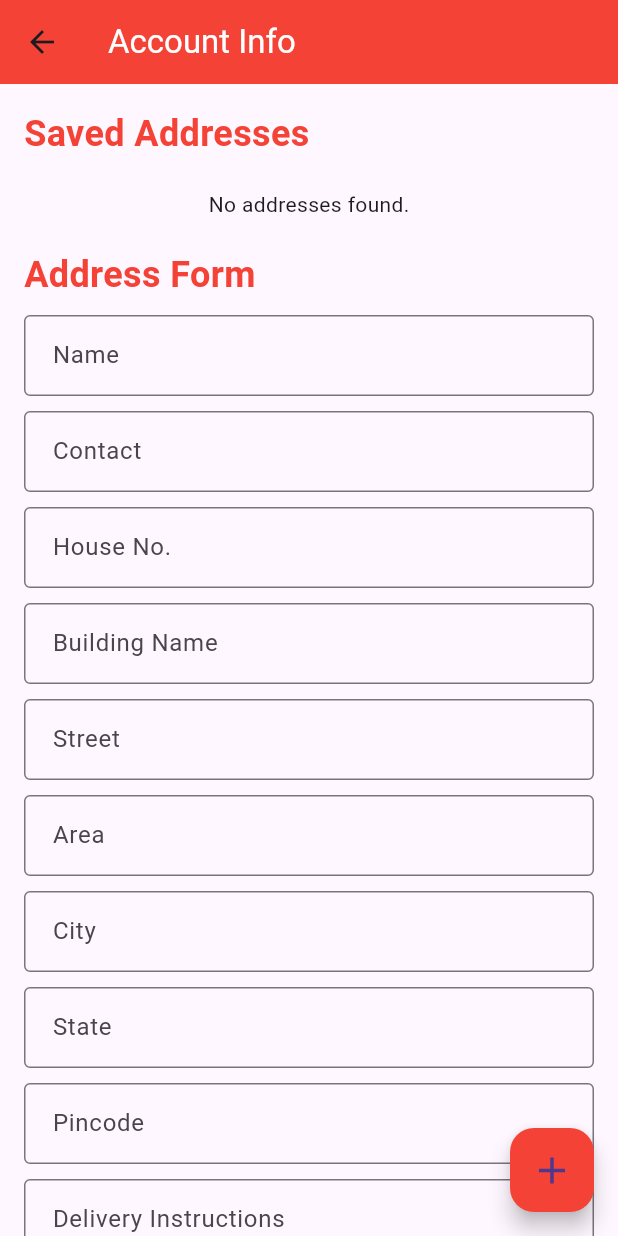
After one commit to pawanchahal95/flutterapp, a Flutter app: the AccountInfoPage screen opened directly, after a tap on the "add" icon, on a phone screen of 412 x 824 dp. The commit adds this screen. Run offline on Flutter 3.47's test engine with Material 3 defaults, Android fonts, the phone set to English and light mode, and no system bars; our stand-ins replace another_carousel_pro, cloud_firestore, firebase_auth, firebase_core, fluttertoast, shared_preferences; accounts and stored records are empty.

Commit message:
second commit

```diff
--- a/lib/componets/similarprod.dart
+++ b/lib/componets/similarprod.dart
@@ -88,7 +88,7 @@ class SimilarProducts extends StatelessWidget {
                             ),
                           ),
                           Text(name, overflow: TextOverflow.ellipsis),
-                          Text('\£${price.toStringAsFixed(2)}'),
+                          Text('\₹${price.toStringAsFixed(2)}'),
                         ],
                       ),
                     ),
--- a/lib/main.dart
+++ b/lib/main.dart
@@ -12,6 +12,7 @@ class MyApp extends StatelessWidget {
   @override
   Widget build(BuildContext context) {
     return MaterialApp(
+      debugShowCheckedModeBanner: false,
       title: 'Flutter Demo',
       theme: ThemeData(
         primarySwatch: Colors.blue,
--- /dev/null
+++ b/lib/pages/account.dart
@@ -0,0 +1,386 @@
+import 'package:flutter/material.dart';
+import 'package:cloud_firestore/cloud_firestore.dart';
+import 'package:firebase_auth/firebase_auth.dart';
+
+class AccountInfoPage extends StatefulWidget {
+  const AccountInfoPage({Key? key}) : super(key: key);
+
+  @override
+  _AccountInfoPageState createState() => _AccountInfoPageState();
+}
+
+class _AccountInfoPageState extends State<AccountInfoPage> {
+  final FirebaseFirestore _firestore = FirebaseFirestore.instance;
+  late Future<List<AddressItem>> _addressItemsFuture;
+  String? _selectedAddressId;
+
+  // Controllers for form fields
+  final _nameController = TextEditingController();
+  final _contactController = TextEditingController();
+  final _houseNoController = TextEditingController();
+  final _buildingNameController = TextEditingController();
+  final _streetController = TextEditingController();
+  final _areaController = TextEditingController();
+  final _cityController = TextEditingController();
+  final _stateController = TextEditingController();
+  final _pincodeController = TextEditingController();
+  final _deliveryInstructionController = TextEditingController();
+  final _customTimeController = TextEditingController();
+  String _selectedAddressType = 'Home';
+
+  bool _isFormVisible = false; // Controls the visibility of the form
+
+  @override
+  void initState() {
+    super.initState();
+    _addressItemsFuture = _fetchAddressItems();
+  }
+
+  Future<List<AddressItem>> _fetchAddressItems() async {
+    final userId = FirebaseAuth.instance.currentUser?.uid;
+    if (userId == null) return [];
+
+    final addressSnapshot = await _firestore.collection('users').doc(userId).collection('addresses').get();
+    return addressSnapshot.docs.map((doc) => AddressItem.fromFirestore(doc)).toList();
+  }
+
+  void _selectAddress(String? addressId) {
+    setState(() {
+      _selectedAddressId = addressId;
+    });
+
+    final userId = FirebaseAuth.instance.currentUser?.uid;
+    if (userId == null) return;
+
+    _firestore.collection('users').doc(userId).update({
+      'selected_address': addressId,
+    });
+  }
+
+  void _editAddress(AddressItem address) {
+    _nameController.text = address.name;
+    _contactController.text = address.contact;
+    _houseNoController.text = address.houseNo;
+    _buildingNameController.text = address.buildingName;
+    _streetController.text = address.street;
+    _areaController.text = address.area;
+    _cityController.text = address.city;
+    _stateController.text = address.state;
+    _pincodeController.text = address.pincode;
+    _deliveryInstructionController.text = address.deliveryInstruction;
+    _selectedAddressType = address.addressType;
+    _customTimeController.text = address.customTime ?? '';
+
+    setState(() {
+      _selectedAddressId = address.id;
+      _isFormVisible = true; // Show the form when editing an address
+    });
+  }
+
+  void _addOrUpdateAddress() {
+    final name = _nameController.text;
+    final contact = _contactController.text;
+    final houseNo = _houseNoController.text;
+    final buildingName = _buildingNameController.text;
+    final street = _streetController.text;
+    final area = _areaController.text;
+    final city = _cityController.text;
+    final state = _stateController.text;
+    final pincode = _pincodeController.text;
+    final deliveryInstruction = _deliveryInstructionController.text;
+    final addressType = _selectedAddressType;
+    final customTime = _customTimeController.text;
+
+    if (name.isNotEmpty &&
+        contact.isNotEmpty &&
+        houseNo.isNotEmpty &&
+        buildingName.isNotEmpty &&
+        street.isNotEmpty &&
+        area.isNotEmpty &&
+        city.isNotEmpty &&
+        state.isNotEmpty &&
+        pincode.isNotEmpty) {
+      final userId = FirebaseAuth.instance.currentUser?.uid;
+      if (userId == null) return;
+
+      if (_selectedAddressId == null) {
+        _firestore.collection('users').doc(userId).collection('addresses').add({
+          'name': name,
+          'contact': contact,
+          'house_no': houseNo,
+          'building_name': buildingName,
+          'street': street,
+          'area': area,
+          'city': city,
+          'state': state,
+          'pincode': pincode,
+          'delivery_instruction': deliveryInstruction,
+          'address_type': addressType,
+          'custom_time': customTime.isNotEmpty ? customTime : null,
+        }).then((_) {
+          setState(() {
+            _addressItemsFuture = _fetchAddressItems();
+            _isFormVisible = false; // Hide the form after adding/updating
+          });
+        });
+      } else {
+        _firestore.collection('users').doc(userId).collection('addresses').doc(_selectedAddressId).update({
+          'name': name,
+          'contact': contact,
+          'house_no': houseNo,
+          'building_name': buildingName,
+          'street': street,
+          'area': area,
+          'city': city,
+          'state': state,
+          'pincode': pincode,
+          'delivery_instruction': deliveryInstruction,
+          'address_type': addressType,
+          'custom_time': customTime.isNotEmpty ? customTime : null,
+        }).then((_) {
+          setState(() {
+            _addressItemsFuture = _fetchAddressItems();
+            _isFormVisible = false; // Hide the form after updating
+          });
+        });
+      }
+    }
+  }
+
+  void _cancelForm() {
+    // Clear form fields and hide the form
+    _nameController.clear();
+    _contactController.clear();
+    _houseNoController.clear();
+    _buildingNameController.clear();
+    _streetController.clear();
+    _areaController.clear();
+    _cityController.clear();
+    _stateController.clear();
+    _pincodeController.clear();
+    _deliveryInstructionController.clear();
+    _customTimeController.clear();
+    setState(() {
+      _isFormVisible = false; // Hide the form when Cancel is clicked
+    });
+  }
+
+  @override
+  Widget build(BuildContext context) {
+    return Scaffold(
+      appBar: AppBar(
+        title: Text('Account Info', style: TextStyle(color: Colors.white)),
+        backgroundColor: Colors.red,
+      ),
+      body: SingleChildScrollView(
+        child: Padding(
+          padding: const EdgeInsets.all(16.0),
+          child: Column(
+            crossAxisAlignment: CrossAxisAlignment.start,
+            children: [
+              Text('Saved Addresses', style: TextStyle(fontSize: 24, fontWeight: FontWeight.bold, color: Colors.red)),
+              SizedBox(height: 20),
+
+              // Display saved addresses
+              FutureBuilder<List<AddressItem>>(
+                future: _addressItemsFuture,
+                builder: (context, snapshot) {
+                  if (snapshot.connectionState == ConnectionState.waiting) {
+                    return Center(child: CircularProgressIndicator());
+                  } else if (snapshot.hasError) {
+                    return Center(child: Text('Error loading addresses'));
+                  } else if (!snapshot.hasData || snapshot.data!.isEmpty) {
+                    return Center(child: Text('No addresses found.'));
+                  } else {
+                    return Column(
+                      children: snapshot.data!.map((address) {
+                        return Container(
+                          margin: const EdgeInsets.symmetric(vertical: 8.0),
+                          decoration: BoxDecoration(
+                            color: _selectedAddressId == address.id ? Colors.red[50] : Colors.white,
+                            borderRadius: BorderRadius.circular(12),
+                            boxShadow: [
+                              BoxShadow(
+                                color: Colors.grey.withOpacity(0.3),
+                                blurRadius: 5,
+                                offset: Offset(0, 3),
+                              ),
+                            ],
+                          ),
+                          child: ListTile(
+                            title: Text(address.name, style: TextStyle(fontSize: 18, fontWeight: FontWeight.bold)),
+                            subtitle: Text('${address.street}, ${address.city}, ${address.pincode}'),
+                            leading: Radio<String>(
+                              value: address.id,
+                              groupValue: _selectedAddressId,
+                              onChanged: (String? value) {
+                                _selectAddress(value);
+                              },
+                            ),
+                            trailing: IconButton(
+                              icon: Icon(Icons.edit, color: Colors.red),
+                              onPressed: () => _editAddress(address),
+                            ),
+                          ),
+                        );
+                      }).toList(),
+                    );
+                  }
+                },
+              ),
+              SizedBox(height: 20),
+
+              // Show the form only if it's visible
+              if (_isFormVisible) ...[
+                Text('Address Form', style: TextStyle(fontSize: 24, fontWeight: FontWeight.bold, color: Colors.red)),
+                SizedBox(height: 10),
+
+                _buildFormField('Name', _nameController),
+                SizedBox(height: 10),
+                _buildFormField('Contact', _contactController),
+                SizedBox(height: 10),
+                _buildFormField('House No.', _houseNoController),
+                SizedBox(height: 10),
+                _buildFormField('Building Name', _buildingNameController),
+                SizedBox(height: 10),
+                _buildFormField('Street', _streetController),
+                SizedBox(height: 10),
+                _buildFormField('Area', _areaController),
+                SizedBox(height: 10),
+                _buildFormField('City', _cityController),
+                SizedBox(height: 10),
+                _buildFormField('State', _stateController),
+                SizedBox(height: 10),
+                _buildFormField('Pincode', _pincodeController),
+                SizedBox(height: 10),
+                _buildFormField('Delivery Instructions', _deliveryInstructionController),
+                SizedBox(height: 10),
+
+                // Dropdown for address type
+                DropdownButtonFormField<String>(
+                  value: _selectedAddressType,
+                  items: ['Home', 'Office', 'Other'].map((type) {
+                    return DropdownMenuItem<String>(
+                      value: type,
+                      child: Text(type),
+                    );
+                  }).toList(),
+                  onChanged: (value) {
+                    setState(() {
+                      _selectedAddressType = value!;
+                    });
+                  },
+                ),
+                SizedBox(height: 10),
+
+                _buildFormField('Custom Time (Optional)', _customTimeController),
+                SizedBox(height: 20),
+
+                ElevatedButton(
+                  onPressed: _addOrUpdateAddress,
+                  child: Text(_selectedAddressId == null ? 'Add Address' : 'Update Address'),
+                  style: ElevatedButton.styleFrom(
+                    backgroundColor: Colors.red,
+                    padding: EdgeInsets.symmetric(horizontal: 50, vertical: 15),
+                    textStyle: TextStyle(fontSize: 18),
+                  ),
+                ),
+                SizedBox(height: 10),
+
+                // Cancel Button
+                TextButton(
+                  onPressed: _cancelForm,
+                  child: Text('Cancel', style: TextStyle(color: Colors.red)),
+                ),
+              ],
+            ],
+          ),
+        ),
+      ),
+      floatingActionButton: FloatingActionButton(
+        onPressed: () {
+          setState(() {
+            _isFormVisible = true; // Show form when Add button is pressed
+            _selectedAddressId = null; // Reset address selection
+            // Clear form fields
+            _nameController.clear();
+            _contactController.clear();
+            _houseNoController.clear();
+            _buildingNameController.clear();
+            _streetController.clear();
+            _areaController.clear();
+            _cityController.clear();
+            _stateController.clear();
+            _pincodeController.clear();
+            _deliveryInstructionController.clear();
+            _customTimeController.clear();
+            _selectedAddressType = 'Home';
+          });
+        },
+        child: Icon(Icons.add, size: 30),
+        backgroundColor: Colors.red,
+      ),
+    );
+  }
+
+  Widget _buildFormField(String label, TextEditingController controller) {
+    return TextFormField(
+      controller: controller,
+      decoration: InputDecoration(
+        labelText: label,
+        border: OutlineInputBorder(),
+        contentPadding: EdgeInsets.symmetric(horizontal: 15, vertical: 15),
+      ),
+    );
+  }
+}
+
+class AddressItem {
+  final String id;
+  final String name;
+  final String contact;
+  final String houseNo;
+  final String buildingName;
+  final String street;
+  final String area;
+  final String city;
+  final String state;
+  final String pincode;
+  final String deliveryInstruction;
+  final String addressType;
+  final String? customTime;
+
+  AddressItem({
+    required this.id,
+    required this.name,
+    required this.contact,
+    required this.houseNo,
+    required this.buildingName,
+    required this.street,
+    required this.area,
+    required this.city,
+    required this.state,
+    required this.pincode,
+    required this.deliveryInstruction,
+    required this.addressType,
+    this.customTime,
+  });
+
+  factory AddressItem.fromFirestore(DocumentSnapshot doc) {
+    return AddressItem(
+      id: doc.id,
+      name: doc['name'],
+      contact: doc['contact'],
+      houseNo: doc['house_no'],
+      buildingName: doc['building_name'],
+      street: doc['street'],
+      area: doc['area'],
+      city: doc['city'],
+      state: doc['state'],
+      pincode: doc['pincode'],
+      deliveryInstruction: doc['delivery_instruction'],
+      addressType: doc['address_type'],
+      customTime: doc['custom_time'],
+    );
+  }
+}
--- a/lib/pages/categories.dart
+++ b/lib/pages/categories.dart
@@ -106,7 +106,7 @@ class ProductCard extends StatelessWidget {
                     ),
                     SizedBox(height: 4.0),
                     Text(
-                      "\£$productNewPrice",
+                      "\₹$productNewPrice",
                       style: TextStyle(
                         color: Colors.red,
                         fontWeight: FontWeight.w800,
@@ -114,7 +114,7 @@ class ProductCard extends StatelessWidget {
                       ),
                     ),
                     Text(
-                      "\£$productOldPrice",
+                      "\₹$productOldPrice",
                       style: TextStyle(
                         color: Colors.grey,
                         decoration: TextDecoration.lineThrough,
--- a/lib/pages/product_details.dart
+++ b/lib/pages/product_details.dart
@@ -180,7 +180,7 @@ class _ProductDetailsState extends State<ProductDetails> {
                     children: <Widget>[
                       Expanded(
                         child: Text(
-                          "\£${widget.product_detail_old_price}",
+                          "\₹${widget.product_detail_old_price}",
                           style: TextStyle(
                               color: isDarkMode ? Colors.grey : Colors.black54,
                               decoration: TextDecoration.lineThrough),
@@ -188,7 +188,7 @@ class _ProductDetailsState extends State<ProductDetails> {
                       ),
                       Expanded(
                         child: Text(
-                          "\£${widget.product_detail_new_price}",
+                          "\₹${widget.product_detail_new_price}",
                           style: TextStyle(
                             color: Colors.red,
                             fontWeight: FontWeight.w800,
@@ -471,7 +471,7 @@ class _ProductDetailsState extends State<ProductDetails> {
               ),
               Padding(
                 padding: const EdgeInsets.all(5.0),
-                child: Text("\£${widget.product_detail_new_price}", style: TextStyle(color: isDarkMode ? Colors.white : Colors.black)),
+                child: Text("\₹${widget.product_detail_new_price}", style: TextStyle(color: isDarkMode ? Colors.white : Colors.black)),
               ),
             ],
           ),
--- a/pubspec.yaml
+++ b/pubspec.yaml
@@ -44,6 +44,7 @@ dependencies:
   fluttertoast: ^8.2.6
 
 
+
 dev_dependencies:
   flutter_test:
     sdk: flutter
@@ -54,6 +55,7 @@ dev_dependencies:
   # package. See that file for information about deactivating specific lint
   # rules and activating additional ones.
   flutter_lints: ^3.0.0
+
 
 # For information on the generic Dart part of this file, see the
 # following page: https://dart.dev/tools/pub/pubspec
```
Also changed, not shown: lib/componets/products.dart (+61 -61 lines), lib/pages/about.dart (added, +97 -0 lines), lib/pages/cart.dart (+13 -12 lines), lib/pages/favourite.dart (+40 -14 lines), lib/pages/home.dart (+11 -3 lines), pubspec.lock.
